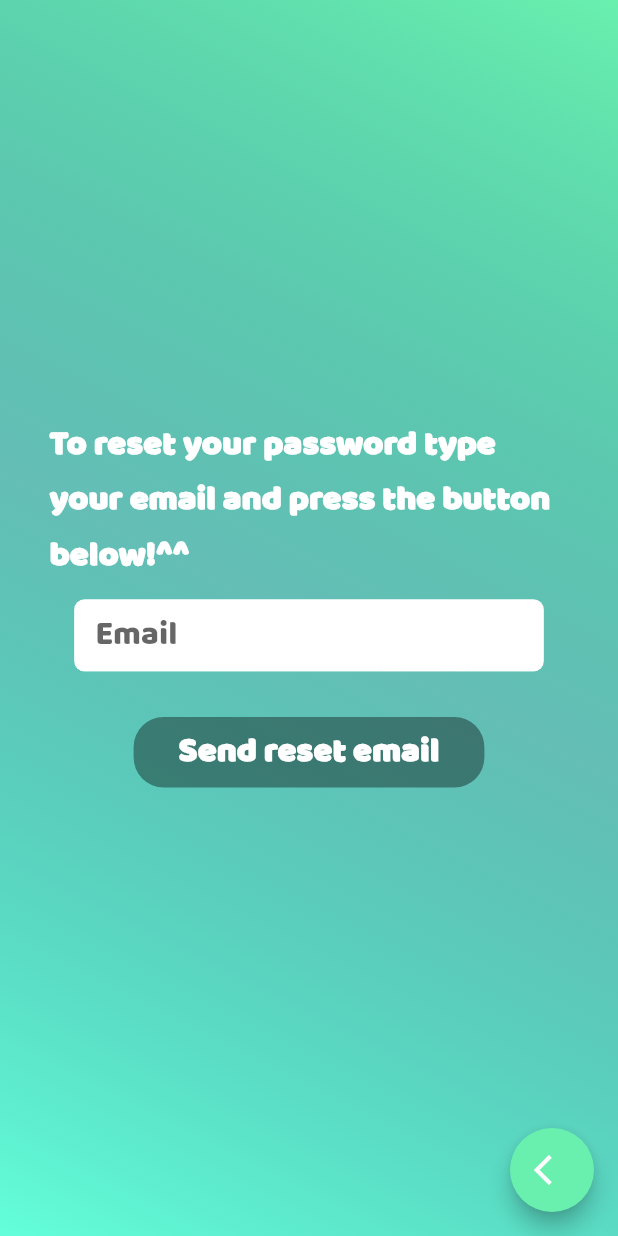
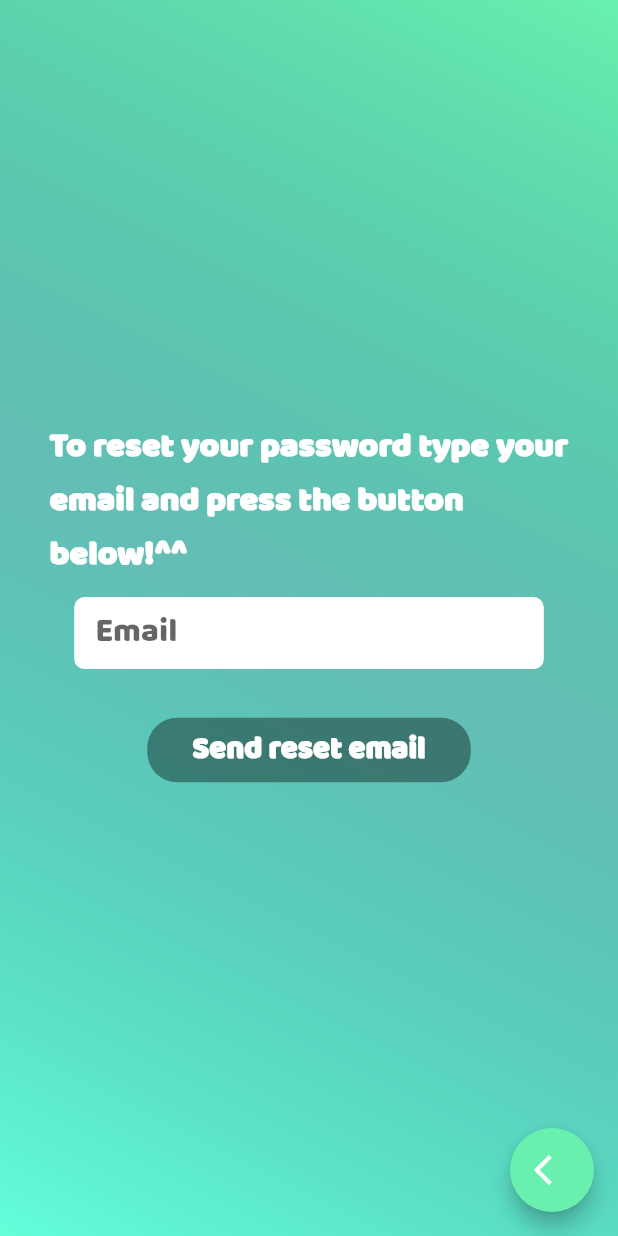
Before and after one commit to Kukyt/cookyt_app, a Flutter app: the screen it shows after launch, after a tap on "Forgot your password?", on a phone screen of 412 x 824 dp. Run offline on Flutter 3.47's test engine with Material 2 defaults, Android fonts, the phone set to English and light mode, and no system bars; our stand-ins replace firebase_auth, google_sign_in, rxdart; missing offline and left inert: flutter_facebook_login; accounts and stored records are empty; statements that could not run were skipped.

Commit message:
login-signup process finished

```diff
--- a/lib/src/screens/email_validation_screen.dart
+++ b/lib/src/screens/email_validation_screen.dart
@@ -28,11 +28,12 @@ class EmailValidationScreen extends StatelessWidget {
   @override
   Widget build(BuildContext context) {
     final AuthManager auth = Provider.of(context).fetch(AuthManager);
+    final mediaSize = MediaQuery.of(context).size;
     return Scaffold(
       floatingActionButton: FloatingActionButton.extended(
         label: Text(
           "SignOut",
-          style: textStyle(),
+          style: textStyle(fontSize: mediaSize.width * 0.05),
         ),
         onPressed: () => auth.signOut(),
       ),
@@ -49,11 +50,12 @@ class EmailValidationScreen extends StatelessWidget {
                     vertical: 20.0),
                 child: Text(
                   "We send you a verification email, please check your inbox!\n If you haven't received any email, press the button below",
-                  style: textStyle(),
+                  style: textStyle(fontSize: mediaSize.width * 0.055),
                 ),
               ),
               RaisedButton(
-                child: Text("Resend email", style: textStyle()),
+                child: Text("Resend email",
+                    style: textStyle(fontSize: mediaSize.width * 0.05)),
                 shape: RoundedRectangleBorder(
                   borderRadius: BorderRadius.circular(20.0),
                 ),
--- a/lib/src/screens/login_screen.dart
+++ b/lib/src/screens/login_screen.dart
@@ -76,6 +76,7 @@ class LoginScreen extends StatelessWidget {
         Provider.of(context).fetch(LoginFormManager);
     final AuthManager authManager = Provider.of(context).fetch(AuthManager);
     final Size mediaSize = MediaQuery.of(context).size;
+    final double _textSize = mediaSize.width * 0.05;
 
     return Scaffold(
       body: Container(
@@ -88,7 +89,7 @@ class LoginScreen extends StatelessWidget {
             children: <Widget>[
               ///The cookit title
               Padding(
-                padding: const EdgeInsets.only(top: 30.0),
+                padding: EdgeInsets.only(top: mediaSize.height * 0.05),
                 child: Hero(
                   tag: 'logo',
                   child: CookitTitle(),
@@ -111,7 +112,10 @@ class LoginScreen extends StatelessWidget {
               ),
               Padding(
                 padding: EdgeInsets.fromLTRB(
-                    mediaSize.width * 0.12, 40.0, mediaSize.width * 0.12, 13.0),
+                    mediaSize.width * 0.12,
+                    mediaSize.height * 0.05,
+                    mediaSize.width * 0.12,
+                    mediaSize.height * 0.02),
                 child: RxTextField(
                   suscribe: manager.password$,
                   dispatch: manager.setPassword,
@@ -130,7 +134,8 @@ class LoginScreen extends StatelessWidget {
                       bottom: 10.0, right: mediaSize.width * 0.15),
                   alignment: Alignment.centerRight,
                   child: Text("Forgot your password?",
-                      style: textStyle(decoration: TextDecoration.underline)),
+                      style: textStyle(decoration: TextDecoration.underline, fontSize: _textSize)
+                          ),
                 ),
                 onTap: () {
                   FocusScope.of(context).unfocus();
@@ -148,7 +153,7 @@ class LoginScreen extends StatelessWidget {
                     horizontal: 60.0,
                     vertical: 5.0,
                   ),
-                  child: Text('Login', style: textStyle()),
+                  child: Text('Login', style: textStyle(fontSize: _textSize)),
                   color: Theme.of(context).accentColor,
                   onPressed: () async {
                     FocusScope.of(context).unfocus();
@@ -163,13 +168,14 @@ class LoginScreen extends StatelessWidget {
                   children: <Widget>[
                     Padding(
                       padding: const EdgeInsets.only(right: 6.0),
-                      child: Text('New?', style: textStyle()),
+                      child: Text('New?',
+                          style: textStyle(fontSize: _textSize)),
                     ),
                     InkWell(
                         child: Text(
                           'Signup here',
-                          style:
-                              textStyle(decoration: TextDecoration.underline),
+                          style: textStyle(decoration: TextDecoration.underline)
+                              .copyWith(fontSize: _textSize),
                           softWrap: true,
                         ),
                         onTap: () {
@@ -181,8 +187,12 @@ class LoginScreen extends StatelessWidget {
               ),
 
               ///RegisterWith Buttons
-              Text('─  OR  ─', style: textStyle()),
-              Text('Signup with', style: textStyle()),
+              Text('─  OR  ─',
+                  style:
+                      textStyle(fontSize: _textSize)),
+              Text('Signup with',
+                  style:
+                      textStyle(fontSize: _textSize)),
               Padding(
                 padding: const EdgeInsets.only(top: 10, bottom: 20.0),
                 child: Row(
--- a/lib/src/screens/recover_password_screen.dart
+++ b/lib/src/screens/recover_password_screen.dart
@@ -46,7 +46,8 @@ class RecoverPasswordScreen extends StatelessWidget {
   Widget build(BuildContext context) {
     Size mediaSize = MediaQuery.of(context).size;
     AuthManager auth = Provider.of(context).fetch(AuthManager);
-    ResetPasswordManager manager = Provider.of(context).fetch(ResetPasswordManager);
+    ResetPasswordManager manager =
+        Provider.of(context).fetch(ResetPasswordManager);
 
     return Scaffold(
       floatingActionButton: FloatingActionButton(
@@ -69,7 +70,7 @@ class RecoverPasswordScreen extends StatelessWidget {
                     horizontal: mediaSize.width * 0.08, vertical: 10.0),
                 child: Text(
                   "To reset your password type your email and press the button below!^^",
-                  style: textStyle(),
+                  style: textStyle(fontSize: mediaSize.width * 0.055),
                 ),
               ),
               Padding(
@@ -86,7 +87,8 @@ class RecoverPasswordScreen extends StatelessWidget {
                 padding: const EdgeInsets.only(bottom: 30.0),
                 child: RxRaisedButton(
                     suscribe: manager.email$,
-                    child: Text("Send reset email", style: textStyle()),
+                    child: Text("Send reset email",
+                        style: textStyle(fontSize: mediaSize.width * 0.05)),
                     shape: RoundedRectangleBorder(
                         borderRadius: BorderRadius.circular(20.0)),
                     padding: const EdgeInsets.symmetric(
--- a/lib/src/screens/signup_screen.dart
+++ b/lib/src/screens/signup_screen.dart
@@ -40,6 +40,7 @@ class SignupScreen extends StatelessWidget {
         Provider.of(context).fetch(SignUpFormManager);
     final AuthManager authManager = Provider.of(context).fetch(AuthManager);
     final Size mediaSize = MediaQuery.of(context).size;
+    final double _textSize = mediaSize.width*0.05;
 
     return Scaffold(
       body: Container(
@@ -107,7 +108,7 @@ class SignupScreen extends StatelessWidget {
                     horizontal: 30.0,
                     vertical: 5.0,
                   ),
-                  child: Text('Signup', style: textStyle()),
+                  child: Text('Signup', style: textStyle(fontSize: _textSize)),
                   color: Theme.of(context).accentColor,
                   onPressed: () async {
                     FocusScope.of(context).unfocus();
@@ -120,7 +121,7 @@ class SignupScreen extends StatelessWidget {
                 child: InkWell(
                   child: Text(
                     'Back to login',
-                    style: textStyle(decoration: TextDecoration.underline),
+                    style: textStyle(decoration: TextDecoration.underline, fontSize: _textSize),
                   ),
                   onTap: () {
                     Navigator.pop(context);
--- a/lib/src/styles/general_styles.dart
+++ b/lib/src/styles/general_styles.dart
@@ -1,12 +1,12 @@
 import 'package:flutter/material.dart';
 
-TextStyle textStyle({TextDecoration decoration = TextDecoration.none}) {
+TextStyle textStyle({TextDecoration decoration = TextDecoration.none, double fontSize}) {
   return TextStyle(
     fontFamily: 'Baloo Bhai',
     decoration: decoration,
     decorationThickness: 2.0,
     color: Colors.white,
-    fontSize: 23.0,
+    fontSize: fontSize,
     fontWeight: FontWeight.bold,
   );
 }
```
Also changed, not shown: lib/src/Widgets/rx_widgets/rx_raised_button.dart (+5 -4 lines), 1 other file.
